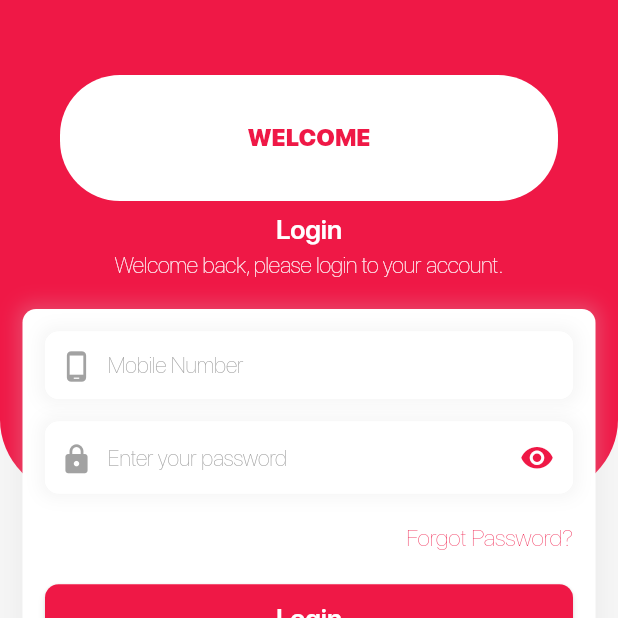
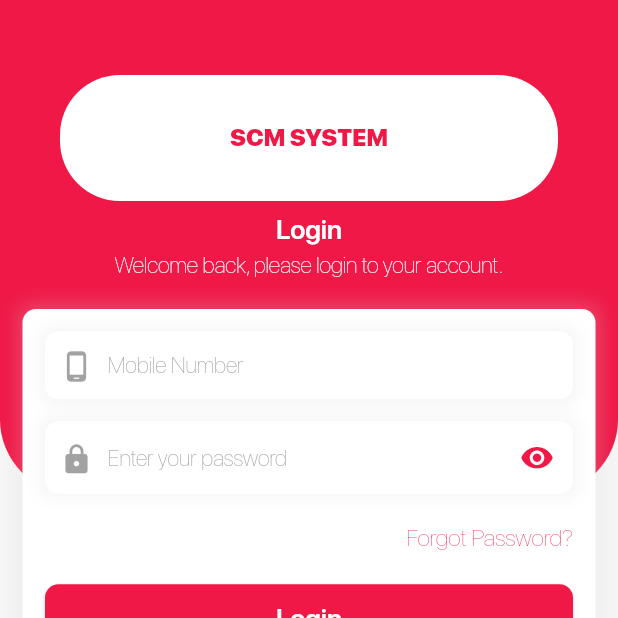
Before and after one commit to duetianmehedishuvo/product_buy_sell_using_blockchain_firebase, a Flutter app: the screen it shows after launch, on a phone screen of 412 x 824 dp, the top half of it. Run offline on Flutter 3.47's test engine with Material 2 defaults, Android fonts, the phone set to English and light mode, and no system bars; our stand-ins replace cloud_firestore, firebase_core, flutter_svg, get_it, image_gallery_saver, permission_handler and 3 more; missing offline and left inert: encryptor, mobile_scanner, syncfusion_flutter_barcodes; accounts and stored records are empty; project files that could hold a hidden picture were left out.

Commit message:
change app name

```diff
--- a/lib/main.dart
+++ b/lib/main.dart
@@ -47,7 +47,7 @@ class MyApp extends StatelessWidget {
 
 
     return MaterialApp(
-      title: 'Product Buy Sell',
+      title: 'SCM SYSTEM',
       theme: Provider.of<ThemeProvider>(context).darkTheme ? AppTheme.getDarkModeTheme() : AppTheme.getLightModeTheme(),
       debugShowCheckedModeBanner: false,
       home: const SplashScreen(),
--- a/lib/screens/auth/widget/header_widget.dart
+++ b/lib/screens/auth/widget/header_widget.dart
@@ -46,7 +46,7 @@ class HeaderWidget extends StatelessWidget {
               alignment: Alignment.center,
               padding: const EdgeInsets.all(15),
               decoration: BoxDecoration(color: Colors.white, borderRadius: BorderRadius.circular(40)),
-              child: Text('WELCOME', style: sfProStyle900Black.copyWith(color: colorPrimary,fontSize: 16))),
+              child: Text('SCM SYSTEM', style: sfProStyle900Black.copyWith(color: colorPrimary,fontSize: 16))),
           const SizedBox(height: 8),
           Center(child: CustomText(title: title, textStyle: sfProStyle600SemiBold.copyWith(color: Colors.white, fontSize: 18))),
           const SizedBox(height: 5),
```
Also changed, not shown: 1 other file.
